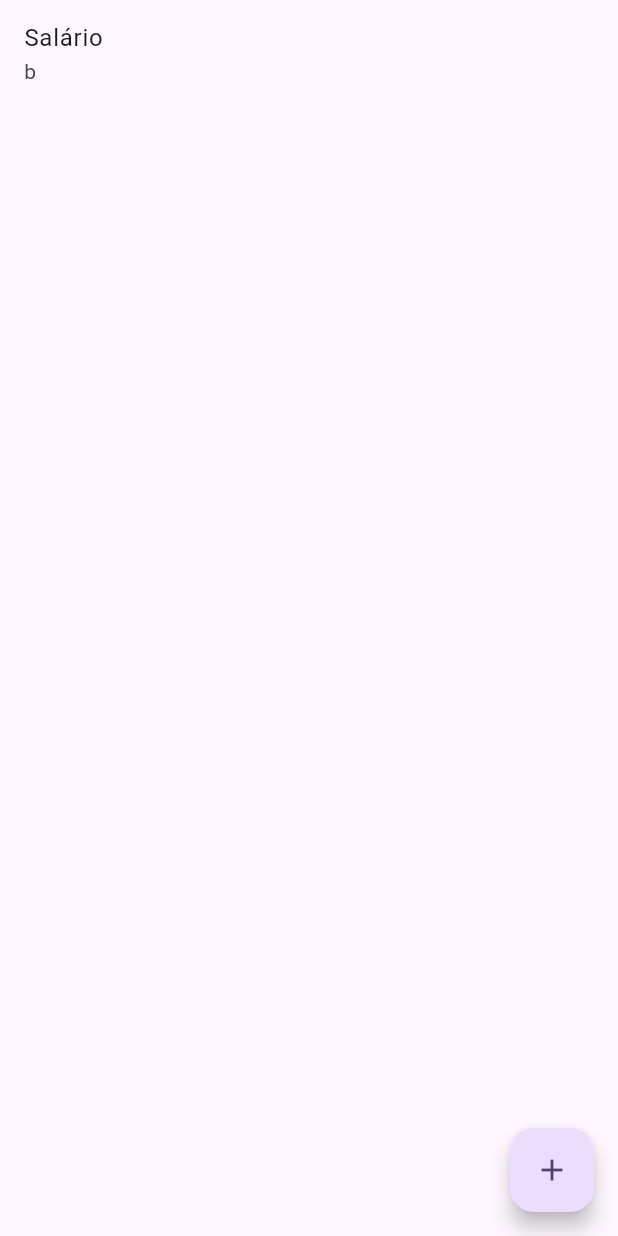
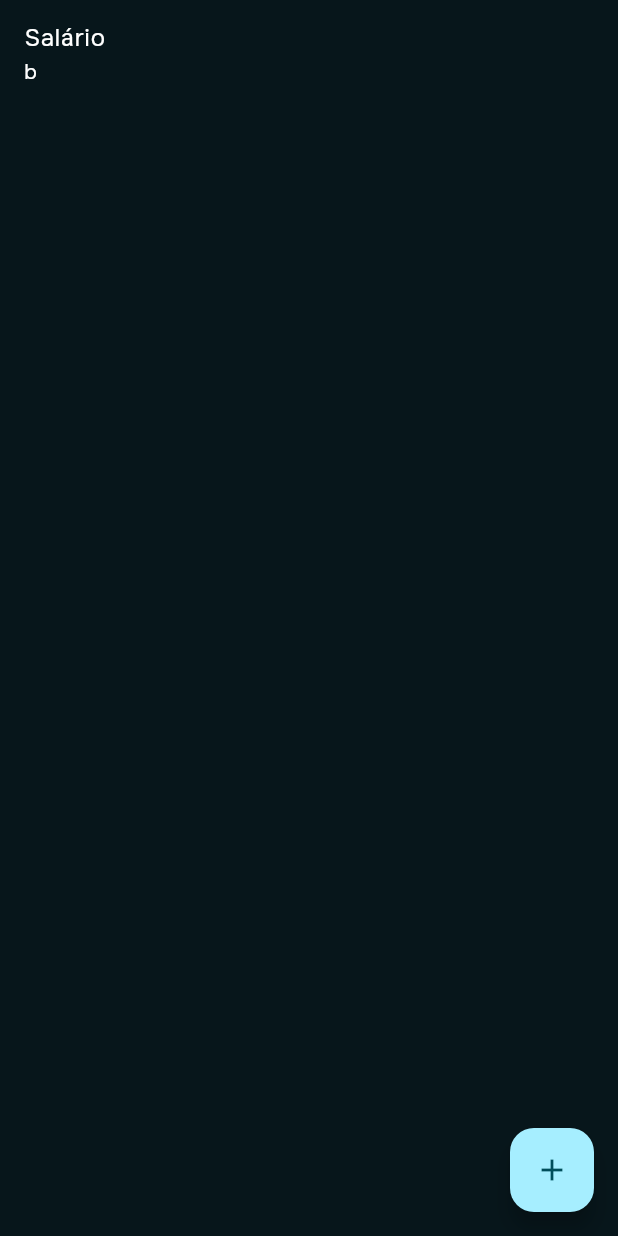
Before and after one commit to GuiiOS/moneysup-app, a Flutter app: the screen it shows after launch, after a tap on the "add" icon, on a phone screen of 412 x 824 dp. Run offline on Flutter 3.47's test engine with Material 2 defaults, Android fonts, the phone set to English and light mode, and no system bars; our stand-ins replace flutter_riverpod, hooks_riverpod.

Commit message:
Adicionando configuracao de tema

```diff
--- a/lib/app/moneysup_app.dart
+++ b/lib/app/moneysup_app.dart
@@ -1,4 +1,6 @@
 import 'package:app/app/screens/splash_screen.dart';
+import 'package:app/app/statics/routes.dart';
+import 'package:app/app/theme/config_theme.dart';
 import 'package:flutter/material.dart';
 
 class MoneysupApp extends StatelessWidget {
@@ -8,11 +10,10 @@ class MoneysupApp extends StatelessWidget {
   Widget build(BuildContext context) {
     return MaterialApp(
       title: 'moneysup',
-      theme: ThemeData(
-        colorScheme: ColorScheme.fromSeed(seedColor: Colors.deepPurple),
-        useMaterial3: true,
-      ),
-      home: const SplashScreen(),
+      theme: ThemeConfig.theme,
+      routes: {
+        Routes.splashScreen: (context) => const SplashScreen(),
+      },
     );
   }
 }
--- a/lib/app/screens/splash_screen.dart
+++ b/lib/app/screens/splash_screen.dart
@@ -1,5 +1,7 @@
 import 'package:app/app/models/transaction.dart';
 import 'package:app/app/repositories/transactions.dart';
+import 'package:app/app/theme/colors_theme.dart';
+import 'package:app/app/theme/text_theme.dart';
 import 'package:flutter/material.dart';
 import 'package:hooks_riverpod/hooks_riverpod.dart';
 
@@ -26,8 +28,18 @@ class SplashScreen extends HookConsumerWidget {
                     ref.read(transactionsProvider.notifier).delete(transaction);
                   },
                   child: ListTile(
-                    title: Text(transaction.title),
-                    subtitle: Text(transaction.description ?? ''),
+                    title: Text(
+                      transaction.title,
+                      style: context.textStyles.textRegular.copyWith(
+                        color: ColorsApp.instance.textWhite,
+                      ),
+                    ),
+                    subtitle: Text(
+                      transaction.description ?? '',
+                      style: context.textStyles.textRegular.copyWith(
+                        color: ColorsApp.instance.textWhite,
+                      ),
+                    ),
                   ),
                 );
               },
--- /dev/null
+++ b/lib/app/statics/routes.dart
@@ -0,0 +1,4 @@
+class Routes {
+  static const String splashScreen = "/";
+  static const String dashboardScreen = "/dashboard";
+}
--- /dev/null
+++ b/lib/app/theme/colors_theme.dart
@@ -0,0 +1,23 @@
+import 'package:flutter/material.dart';
+
+class ColorsApp {
+  static ColorsApp? _instance;
+
+  ColorsApp._();
+
+  static ColorsApp get instance {
+    _instance ??= ColorsApp._();
+    return _instance!;
+  }
+
+  Color get background => const Color(0xFF07161B);
+  Color get primary => const Color(0xFF3D737F);
+  Color get secondary => const Color(0xFFCEC7BF);
+
+  Color get textWhite => const Color(0xFFFFFFFF);
+  Color get textBlack => const Color(0xFF000000);
+}
+
+extension ColorsAppExtension on BuildContext {
+  ColorsApp get colors => ColorsApp.instance;
+}
--- /dev/null
+++ b/lib/app/theme/config_theme.dart
@@ -0,0 +1,51 @@
+import 'package:app/app/theme/colors_theme.dart';
+import 'package:app/app/theme/text_theme.dart';
+import 'package:app/app/theme/widget_theme.dart';
+import 'package:flutter/material.dart';
+
+class ThemeConfig {
+  ThemeConfig._();
+
+  static final colors = ColorsApp.instance;
+
+  static final _defaultInputBorder = OutlineInputBorder(
+    borderRadius: BorderRadius.circular(8),
+    borderSide: BorderSide(color: Colors.grey[300]!),
+  );
+
+  static final theme = ThemeData(
+    useMaterial3: true,
+    scaffoldBackgroundColor: colors.background,
+    appBarTheme: AppBarTheme(
+      backgroundColor: colors.background,
+      elevation: 0,
+      centerTitle: true,
+      titleTextStyle: TextStyle(color: colors.textWhite),
+      iconTheme: IconThemeData(
+        color: colors.textWhite,
+      ),
+    ),
+    primaryColor: colors.primary,
+    colorScheme: ColorScheme.fromSeed(
+      seedColor: colors.primary,
+      primary: colors.primary,
+      secondary: colors.secondary,
+    ),
+    elevatedButtonTheme: ElevatedButtonThemeData(
+      style: AppStyles.instance.primaryButton,
+    ),
+    inputDecorationTheme: InputDecorationTheme(
+      fillColor: colors.background,
+      filled: true,
+      isDense: true,
+      contentPadding: const EdgeInsets.all(16),
+      border: _defaultInputBorder,
+      enabledBorder: _defaultInputBorder,
+      focusedBorder: _defaultInputBorder,
+      labelStyle:
+          TextStyles.instance.textRegular.copyWith(color: colors.textWhite),
+      errorStyle:
+          TextStyles.instance.textRegular.copyWith(color: Colors.redAccent),
+    ),
+  );
+}
--- /dev/null
+++ b/lib/app/theme/text_theme.dart
@@ -0,0 +1,35 @@
+import 'package:flutter/material.dart';
+
+class TextStyles {
+  static TextStyles? _instance;
+
+  TextStyles._();
+
+  static TextStyles get instance {
+    _instance ??= TextStyles._();
+    return _instance!;
+  }
+
+  String get font => "Onest";
+
+  TextStyle get textLight =>
+      TextStyle(fontWeight: FontWeight.w300, fontFamily: font);
+
+  TextStyle get textRegular =>
+      TextStyle(fontWeight: FontWeight.normal, fontFamily: font);
+
+  TextStyle get textMedium =>
+      TextStyle(fontWeight: FontWeight.w500, fontFamily: font);
+
+  TextStyle get textBold =>
+      TextStyle(fontWeight: FontWeight.w700, fontFamily: font);
+
+  TextStyle get textExtraBold =>
+      TextStyle(fontWeight: FontWeight.w800, fontFamily: font);
+
+  TextStyle get textButtonLabel => textBold.copyWith(fontSize: 16);
+}
+
+extension TextStylesExtension on BuildContext {
+  TextStyles get textStyles => TextStyles.instance;
+}
--- /dev/null
+++ b/lib/app/theme/widget_theme.dart
@@ -0,0 +1,26 @@
+import 'package:app/app/theme/colors_theme.dart';
+import 'package:app/app/theme/text_theme.dart';
+import 'package:flutter/material.dart';
+
+class AppStyles {
+  static AppStyles? _instance;
+
+  AppStyles._();
+
+  static AppStyles get instance {
+    _instance ??= AppStyles._();
+    return _instance!;
+  }
+
+  ButtonStyle get primaryButton => ElevatedButton.styleFrom(
+      shape: RoundedRectangleBorder(
+        borderRadius: BorderRadius.circular(8),
+      ),
+      backgroundColor: ColorsApp.instance.primary,
+      textStyle: TextStyles.instance.textButtonLabel,
+      padding: const EdgeInsets.all(16));
+}
+
+extension AppStylesExtensions on BuildContext {
+  AppStyles get appStyles => AppStyles.instance;
+}
```
Also changed, not shown: pubspec.yaml (+13 -14 lines), assets/fonts/OnestBold.ttf (added), assets/fonts/OnestExtraBold.ttf (added), assets/fonts/OnestLight.ttf (added), assets/fonts/OnestMedium.ttf (added), assets/fonts/OnestRegular.ttf (added).
